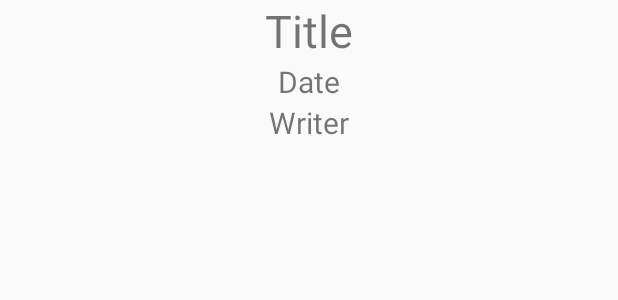
After one commit to pknu-wap/TIKITAKA, an Android app: the layout content_in_list.xml on its own in the app's theme, with its tools: preview values and no code run, on a phone screen of 412 x 824 dp. The commit adds this screen. Shown: the top 300 px of the screen. Run offline under Robolectric (Android 15) with nearby library versions, the light colour scheme and no system bars.

Commit message:
클릭 이벤트 추가
모두 같은 액티비티로 이동함

```diff
--- a/app/src/main/AndroidManifest.xml
+++ b/app/src/main/AndroidManifest.xml
@@ -18,6 +18,8 @@
             </intent-filter>
         </activity>
         <activity android:name=".MainActivity"></activity>
+        <activity android:name=".Content_in_list"></activity>
+
     </application>
 
 </manifest>
--- a/app/src/main/res/layout/activity_login.xml
+++ b/app/src/main/res/layout/activity_login.xml
@@ -57,7 +57,7 @@
         android:textSize="20dp"
         android:fontFamily="@font/bm"
         android:textColor="#FFFFFF"
-        android:background="#10a8c8">
+        android:background="@drawable/btn_background_blue">
 
     </Button>
 
--- a/app/src/main/res/layout/activity_signup.xml
+++ b/app/src/main/res/layout/activity_signup.xml
@@ -121,7 +121,7 @@
             android:layout_height="45dp"
             android:layout_gravity="center"
             android:layout_marginTop="50dp"
-            android:background="#10A8c8"
+            android:background="@drawable/btn_background_blue"
             android:text="회원가입완료"
             android:textSize="20dp"
             android:textColor="#FFFFFF"
--- /dev/null
+++ b/app/src/main/res/layout/content_in_list.xml
@@ -0,0 +1,28 @@
+<?xml version="1.0" encoding="utf-8"?>
+<LinearLayout xmlns:android="http://schemas.android.com/apk/res/android"
+    android:orientation="vertical" android:layout_width="match_parent"
+    android:layout_height="match_parent">
+
+    <TextView
+        android:id="@+id/TextView_content_title"
+        android:layout_width="wrap_content"
+        android:layout_height="wrap_content"
+        android:layout_gravity="center"
+        android:text="Title"
+        android:textSize="30sp"/>
+    <TextView
+        android:id="@+id/TextView_content_date"
+        android:layout_width="wrap_content"
+        android:layout_height="wrap_content"
+        android:layout_gravity="center"
+        android:text="Date"
+        android:textSize="20sp"/>
+    <TextView
+        android:id="@+id/TextView_content_writer"
+        android:layout_width="wrap_content"
+        android:layout_height="wrap_content"
+        android:layout_gravity="center"
+        android:text="Writer"
+        android:textSize="20sp"/>
+
+</LinearLayout>
--- a/app/src/main/res/layout/listlayout.xml
+++ b/app/src/main/res/layout/listlayout.xml
@@ -5,6 +5,7 @@
     android:layout_width="match_parent"
     android:layout_height="wrap_content">
     <androidx.cardview.widget.CardView
+
         android:id="@+id/my_cardview"
         android:layout_width="match_parent"
         android:layout_height="wrap_content"
@@ -12,6 +13,8 @@
         android:layout_margin="5dp">
         <LinearLayout
             android:id="@+id/list_Linear"
+            android:clickable="true"
+            android:background="@drawable/list_press_gray"
             android:layout_width="match_parent"
             android:layout_height="wrap_content"
             android:orientation="vertical">
```
Also changed, not shown: app/src/main/java/com/example/tikitaka/Content_in_list.java (added, +20 -0 lines), app/src/main/java/com/example/tikitaka/MainActivity.java (+15 -4 lines), app/src/main/java/com/example/tikitaka/MyAdapter.java (+10 -1 lines), app/src/main/res/drawable/list_press_gray.xml (added, +19 -0 lines).
